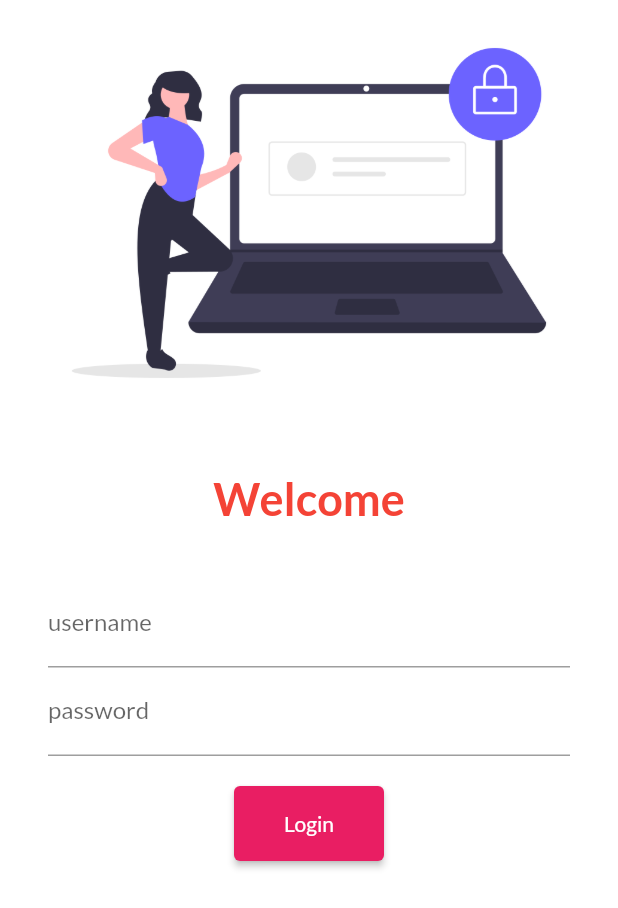
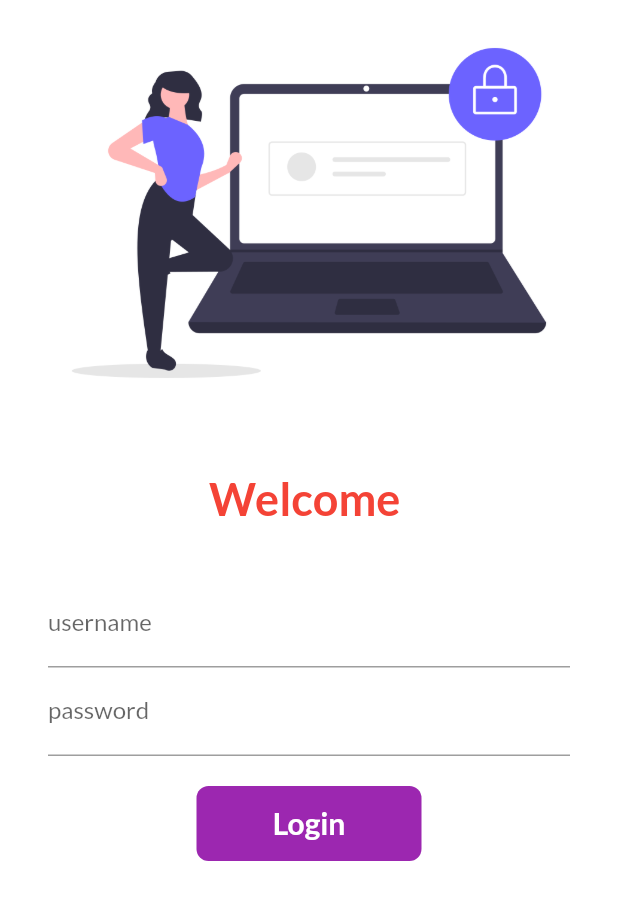
Before and after one commit to umangkumarumk/firstapp, a Flutter app: the screen it shows after launch, on a phone screen of 412 x 824 dp. Shown: the top 908 px of the screen. Run offline on Flutter 3.47's test engine with Material 2 defaults, Android fonts, the phone set to English and light mode, and no system bars; our stand-ins replace google_fonts.

Commit message:
day 5 complete

```diff
--- a/lib/pages/home_page.dart
+++ b/lib/pages/home_page.dart
@@ -1,5 +1,4 @@
 import 'package:flutter/material.dart';
-
 class homepage extends StatelessWidget {
   @override
   Widget build(BuildContext context) {
@@ -13,7 +12,7 @@ class homepage extends StatelessWidget {
       body: Center(
         child: Container(
           child: Text(
-              "Hi this is $name Learining Flutter course of $days days!!!!"),
+              "Hi this is $name Learining Flutter course !!!!"),
         ),
       ),
       drawer: Drawer(),
--- a/lib/pages/loginpage.dart
+++ b/lib/pages/loginpage.dart
@@ -1,9 +1,16 @@
 import 'package:flutter/material.dart';
 import 'package:flutter_application_1/utils/routes.dart';
 
-class LoginPage extends StatelessWidget {
+class LoginPage extends StatefulWidget {
   const LoginPage({Key? key}) : super(key: key);
 
+  @override
+  State<LoginPage> createState() => _LoginPageState();
+}
+
+class _LoginPageState extends State<LoginPage> {
+  String name = "";
+  bool changebutton = false;
   @override
   Widget build(BuildContext context) {
     return Material(
@@ -19,7 +26,7 @@ class LoginPage extends StatelessWidget {
                 height: 30,
               ),
               Text(
-                "Welcome",
+                "Welcome $name",
                 style: TextStyle(
                     fontSize: 30,
                     color: Colors.red,
@@ -33,11 +40,15 @@ class LoginPage extends StatelessWidget {
                     vertical: 16.0, horizontal: 32.0),
                 child: Column(
                   children: [
-                    TextField(
+                    TextFormField(
                       decoration: InputDecoration(
                           hintText: "Enter username", labelText: "username"),
+                      onChanged: (value) {
+                        name = value;
+                        setState(() {});
+                      },
                     ),
-                    TextField(
+                    TextFormField(
                       obscureText: true,
                       decoration: InputDecoration(
                           hintText: "Enter password", labelText: "password"),
@@ -45,13 +56,44 @@ class LoginPage extends StatelessWidget {
                     SizedBox(
                       height: 20,
                     ),
-                    ElevatedButton(
-                      child: Text("Login"),
-                      style: TextButton.styleFrom(minimumSize: Size(100, 50)),
-                      onPressed: () {
+                    InkWell(
+                      onTap: () async {
+                        setState(() {
+                          changebutton = true;
+                        });
+                        await Future.delayed(Duration(seconds: 1));
                         Navigator.pushNamed(context, MyRoutes.homeroute);
                       },
+                      child: AnimatedContainer(
+                        duration: Duration(seconds: 1),
+                        height: 50,
+                        width: changebutton ? 50 : 150,
+                        alignment: Alignment.center,
+                        child: changebutton
+                            ? Icon(
+                                Icons.done,
+                                color: Colors.white,
+                              )
+                            : Text(
+                                "Login",
+                                style: TextStyle(
+                                    color: Colors.white,
+                                    fontWeight: FontWeight.bold,
+                                    fontSize: 20),
+                              ),
+                        decoration: BoxDecoration(
+                            color: Colors.purple,
+                            borderRadius:
+                                BorderRadius.circular(changebutton ? 50 : 8)),
+                      ),
                     )
+                    // ElevatedButton(
+                    //   child: Text("Login"),
+                    //   style: TextButton.styleFrom(minimumSize: Size(100, 50)),
+                    //   onPressed: () {
+                    //     Navigator.pushNamed(context, MyRoutes.homeroute);
+                    //   },
+                    // )
                   ],
                 ),
               )
```
